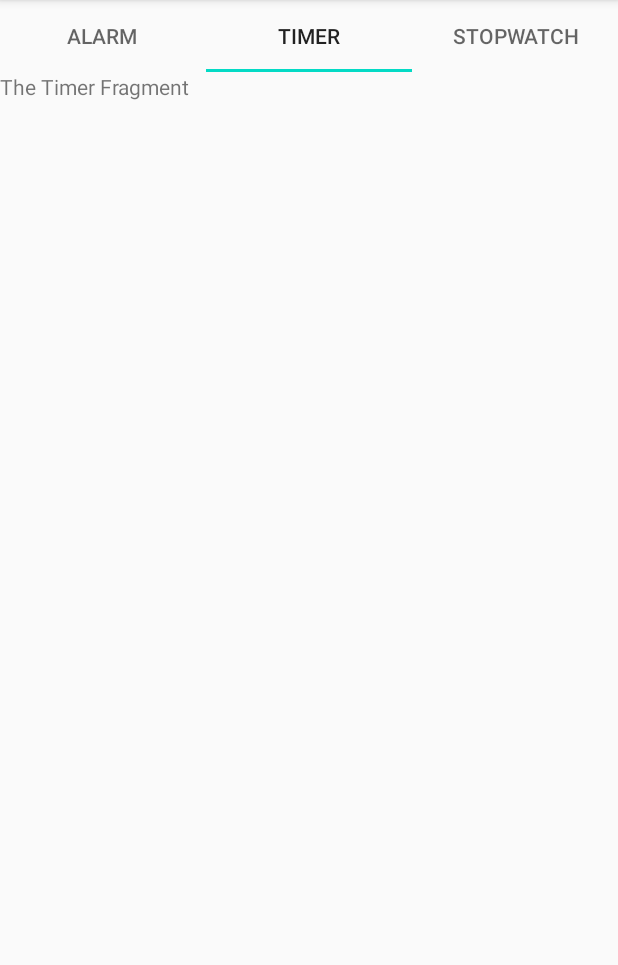
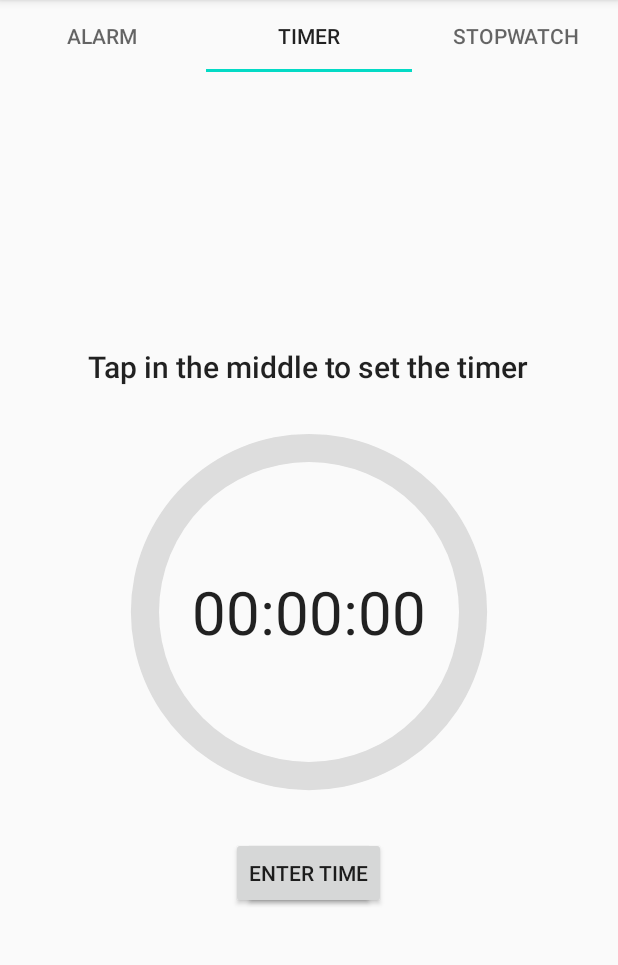
Before and after one commit to aayush-meshram/clockplus, an Android app: the screen it shows after launch (MainActivity), tab 2 chosen, on a phone screen of 412 x 824 dp, the part 84-1049 px from its top. Run offline under Robolectric (Android 15) with nearby library versions, the phone set to English and light mode, and no system bars.

```diff
--- a/app/src/main/java/com/myapp/clock/TimerFragment.java
+++ b/app/src/main/java/com/myapp/clock/TimerFragment.java
@@ -2,63 +2,49 @@ package com.myapp.clock;
 
 import android.os.Bundle;
 
+import androidx.fragment.app.DialogFragment;
 import androidx.fragment.app.Fragment;
 
 import android.view.LayoutInflater;
+import android.view.MotionEvent;
 import android.view.View;
 import android.view.ViewGroup;
+import android.widget.Button;
+import android.widget.EditText;
+import android.widget.ProgressBar;
+import android.widget.TextView;
 
-/**
- * A simple {@link Fragment} subclass.
- * Use the {@link TimerFragment#newInstance} factory method to
- * create an instance of this fragment.
- */
 public class TimerFragment extends Fragment {
 
-    // TODO: Rename parameter arguments, choose names that match
-    // the fragment initialization parameters, e.g. ARG_ITEM_NUMBER
-    private static final String ARG_PARAM1 = "param1";
-    private static final String ARG_PARAM2 = "param2";
-
-    // TODO: Rename and change types of parameters
-    private String mParam1;
-    private String mParam2;
+    public ProgressBar progressBar;
 
     public TimerFragment() {
         // Required empty public constructor
     }
 
-    /**
-     * Use this factory method to create a new instance of
-     * this fragment using the provided parameters.
-     *
-     * @param param1 Parameter 1.
-     * @param param2 Parameter 2.
-     * @return A new instance of fragment TimerFragment.
-     */
-    // TODO: Rename and change types and number of parameters
-    public static TimerFragment newInstance(String param1, String param2) {
-        TimerFragment fragment = new TimerFragment();
-        Bundle args = new Bundle();
-        args.putString(ARG_PARAM1, param1);
-        args.putString(ARG_PARAM2, param2);
-        fragment.setArguments(args);
-        return fragment;
-    }
-
-    @Override
-    public void onCreate(Bundle savedInstanceState) {
-        super.onCreate(savedInstanceState);
-        if (getArguments() != null) {
-            mParam1 = getArguments().getString(ARG_PARAM1);
-            mParam2 = getArguments().getString(ARG_PARAM2);
-        }
-    }
+    public TextView mText;
+    public Button buttonSelect;
 
     @Override
     public View onCreateView(LayoutInflater inflater, ViewGroup container,
                              Bundle savedInstanceState) {
+        View parentHolder = inflater.inflate(R.layout.fragment_timer, container, false);
         // Inflate the layout for this fragment
-        return inflater.inflate(R.layout.fragment_timer, container, false);
+        progressBar = parentHolder.findViewById(R.id.progress_bar);
+        mText = parentHolder.findViewById(R.id.timerProgress);
+        buttonSelect = parentHolder.findViewById(R.id.mButtonSet);
+        buttonSelect.setOnClickListener(new View.OnClickListener() {
+            @Override
+            public void onClick(View view) {
+                openDialog();
+            }
+        });
+
+        return parentHolder;
+    }
+
+    public void openDialog()   {
+        MyDialog myDialog = new MyDialog();
+        myDialog.show(getFragmentManager(), "TIMER DIALOG");
     }
 }
--- /dev/null
+++ b/app/src/main/res/drawable/circle.xml
@@ -0,0 +1,26 @@
+<?xml version="1.0" encoding="utf-8"?>
+<layer-list xmlns:android="http://schemas.android.com/apk/res/android">
+    <item>
+        <shape
+            android:shape="ring"
+            android:thicknessRatio="16"
+            android:useLevel="false">
+            <solid android:color="#DDD" />
+        </shape>
+    </item>
+    <item>
+        <rotate
+            android:fromDegrees="270"
+            android:toDegrees="270">
+            <shape
+                android:shape="ring"
+                android:thicknessRatio="16"
+                android:useLevel="true">
+                <gradient
+                    android:endColor="@color/colorPrimary"
+                    android:startColor="@color/colorAccent"
+                    android:type="sweep" />
+            </shape>
+        </rotate>
+    </item>
+</layer-list>
--- a/app/src/main/res/layout/fragment_timer.xml
+++ b/app/src/main/res/layout/fragment_timer.xml
@@ -5,10 +5,51 @@
     android:layout_height="match_parent"
     tools:context=".TimerFragment">
 
-    <!-- TODO: Update blank fragment layout -->
+    <RelativeLayout
+        android:layout_height="match_parent"
+        android:layout_width="match_parent">
+
+    <ProgressBar
+        android:id="@+id/progress_bar"
+        android:layout_width="300dp"
+        android:layout_height="300dp"
+        android:indeterminateOnly="false"
+        android:progressDrawable="@drawable/circle"
+        android:layout_centerInParent="true"
+        tools:progress="0"/>
+
     <TextView
-        android:layout_width="match_parent"
-        android:layout_height="match_parent"
-        android:text="The Timer Fragment" />
+        android:id="@+id/mText"
+        android:layout_centerHorizontal="true"
+        android:layout_above="@id/progress_bar"
+        android:textAppearance="@style/TextAppearance.AppCompat.Title"
+        android:layout_width="wrap_content"
+        android:layout_height="wrap_content"
+        android:text="Tap in the middle to set the timer"/>
 
+    <Button
+        android:id="@+id/mButton"
+        android:layout_below="@id/progress_bar"
+        android:layout_centerHorizontal="true"
+        android:layout_width="wrap_content"
+        android:layout_height="wrap_content"
+        android:text="Start"/>
+
+    <TextView
+        android:id="@+id/timerProgress"
+        android:layout_width="wrap_content"
+        android:layout_height="wrap_content"
+        android:text="00:00:00"
+        android:textSize="40dp"
+        android:layout_centerInParent="true"
+        android:textAppearance="@style/TextAppearance.AppCompat.Large"/>
+
+    <Button
+        android:id="@+id/mButtonSet"
+        android:layout_width="wrap_content"
+        android:layout_height="wrap_content"
+        android:layout_centerHorizontal="true"
+        android:layout_below="@id/progress_bar"
+        android:text="ENTER TIME"/>
+    </RelativeLayout>>
 </FrameLayout>
```
Also changed, not shown: app/src/main/java/com/myapp/clock/AlarmReciever.java (+15 -1 lines), app/src/main/java/com/myapp/clock/MyDialog.java (added, +73 -0 lines), app/src/main/res/layout/dialog_frag.xml (added, +42 -0 lines).
